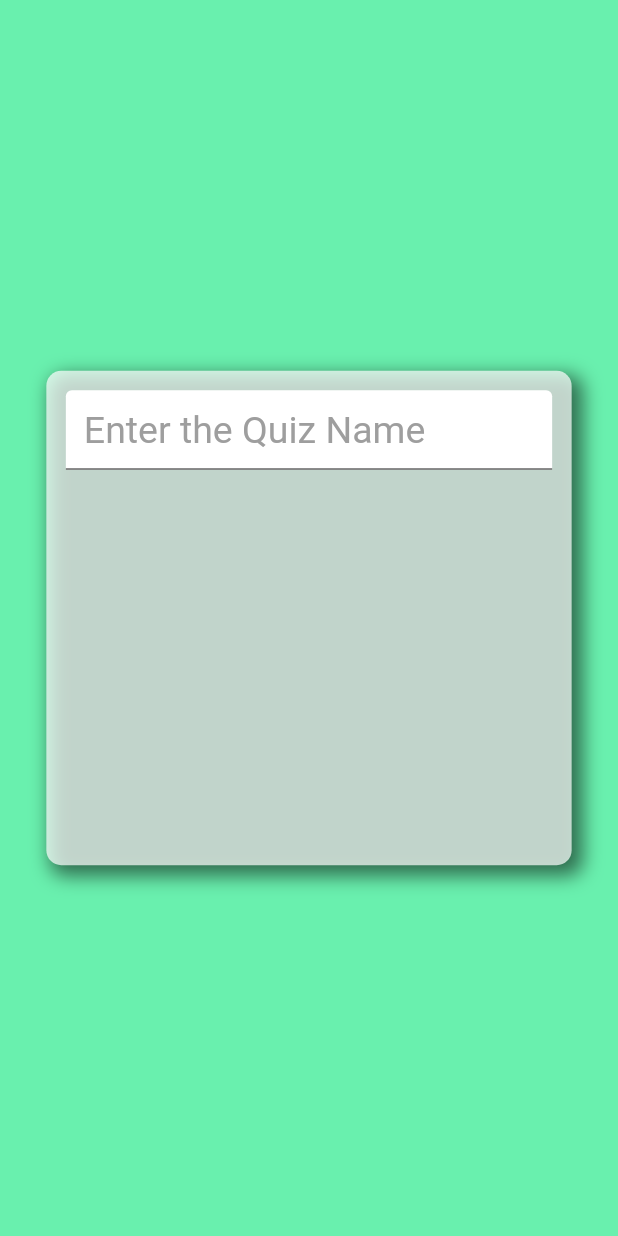
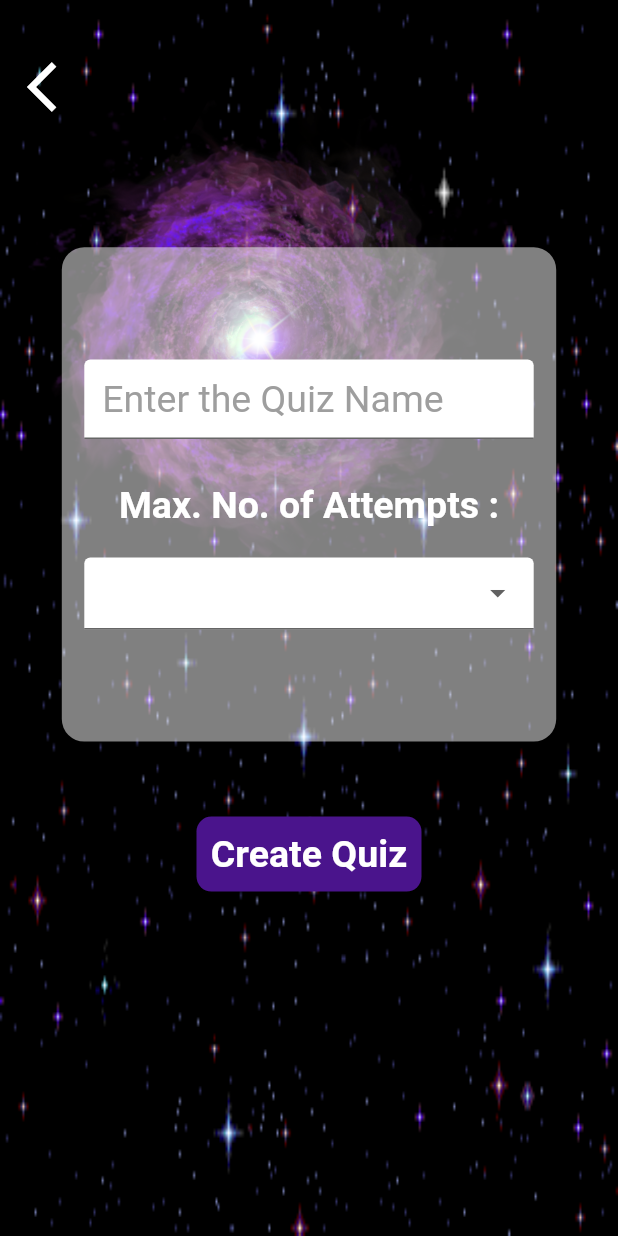
Before and after one commit to devanshkaria88/kwizzo, a Flutter app: the NewQuizName screen opened by its route, on a phone screen of 412 x 824 dp. Run offline on Flutter 3.47's test engine with Material 2 defaults, Android fonts, the phone set to English and light mode, and no system bars.

Commit message:
Added New Quiz and New Question Screen

```diff
--- a/lib/App.dart
+++ b/lib/App.dart
@@ -1,6 +1,7 @@
 import 'package:flutter/material.dart';
 import 'package:kwizzo/Screens/HomeScreen.dart';
-import 'package:kwizzo/Screens/LginScreen.dart';
+import 'package:kwizzo/Screens/LoginScreen.dart';
+import 'package:kwizzo/Screens/NewQuestion.dart';
 import 'package:kwizzo/Screens/NewQuizName.dart';
 
 class MyApp extends StatelessWidget {
--- a/lib/Screens/NewQuizName.dart
+++ b/lib/Screens/NewQuizName.dart
@@ -1,39 +1,173 @@
 import 'package:flutter/material.dart';
+import 'package:flutter/widgets.dart';
+import 'package:kwizzo/Screens/NewQuestion.dart';
 import 'package:kwizzo/constants/Constants.dart';
 
 class NewQuizName extends StatelessWidget {
+  String quizName;
+  String quizAttempts;
+
   @override
   Widget build(BuildContext context) {
     double h = MediaQuery.of(context).size.height;
     double w = MediaQuery.of(context).size.width;
     return Scaffold(
-      backgroundColor: Colors.greenAccent,
-      body: Center(
-        child: Container(
+      backgroundColor: Colors.black,
+      body: Container(
+        decoration: BoxDecoration(
+          image: DecorationImage(
+              image: AssetImage('assets/twinklingstars.gif'), fit: BoxFit.fill),
+        ),
+        child: Stack(
+          children: [
+            Positioned(
+              top: h * 0.08,
+              left: w * 0.03,
+              child: Transform.rotate(
+                angle: 30,
+                child: Image(
+                  width: h * 0.4,
                   height: h * 0.4,
-          width: w * 0.85,
-          decoration: BoxDecoration(
-            boxShadow: [knormalshadow],
-            borderRadius: BorderRadius.circular(10.0),
-            color: Colors.white70,
+                  fit: BoxFit.fill,
+                  image: AssetImage('assets/galaxy.png'),
                 ),
+              ),
+            ),
+            Positioned(
+              top: 30,
+              left: 10,
+              child: IconButton(
+                  icon: Icon(
+                    Icons.arrow_back_ios,
+                    color: Colors.white,
+                    size: 40,
+                  ),
+                  onPressed: () {
+                    Navigator.pop(context);
+                  }),
+            ),
+            Positioned(
+              top: h * 0.2,
+              left: w * 0.1,
+              child: Column(
+                crossAxisAlignment: CrossAxisAlignment.center,
+                children: <Widget>[
+                  Container(
+                    padding: EdgeInsets.all(15.0),
                     child: Center(
+                      child: SingleChildScrollView(
                         child: Column(
+                          mainAxisAlignment: MainAxisAlignment.center,
                           children: [
-                Padding(
-                  padding: const EdgeInsets.all(13.0),
-                  child: TextField(
+                            TextField(
+                              style: TextStyle(
+                                  fontSize: 25.0, color: Colors.black),
+                              decoration: InputDecoration(
+                                hintStyle: TextStyle(
+                                    fontSize: 25.0, color: Colors.grey),
+                                filled: true,
+                                fillColor: Colors.white,
+                                hintText: 'Enter the Quiz Name',
+                              ),
+                              onChanged: (value) {
+                                quizName = value.toString();
+                              },
+                            ),
+                            SizedBox(
+                              height: 30.0,
+                            ),
+                            Text(
+                              'Max. No. of Attempts :',
+                              style: TextStyle(
+                                  color: Colors.white,
+                                  fontSize: 25.0,
+                                  fontWeight: FontWeight.bold),
+                            ),
+                            SizedBox(
+                              height: 20.0,
+                            ),
+                            DropdownButtonFormField(
+                              items: [
+                                DropdownMenuItem(
+                                  child: Text(
+                                    '1',
+                                    style: TextStyle(color: Colors.black),
+                                  ),
+                                  value: '1',
+                                ),
+                                DropdownMenuItem(
+                                  child: Text(
+                                    '2',
+                                    style: TextStyle(color: Colors.black),
+                                  ),
+                                  value: '2',
+                                ),
+                                DropdownMenuItem(
+                                  child: Text(
+                                    'Infinite',
+                                    style: TextStyle(color: Colors.black),
+                                  ),
+                                  value: 'Infinite',
+                                ),
+                              ],
+                              onChanged: (value) {
+                                quizAttempts = value;
+                              },
                               decoration: InputDecoration(
                                 filled: true,
                                 fillColor: Colors.white,
-                      hintText: 'Enter the Quiz Name',
-                      hintStyle: TextStyle(color: Colors.grey, fontSize: 25.0),
+                              ),
+                            ),
+                          ],
+                        ),
+                      ),
+                    ),
+                    height: h * 0.4,
+                    width: w * 0.8,
+                    decoration: BoxDecoration(
+                      borderRadius: BorderRadius.circular(15.0),
+                      color: Colors.white.withOpacity(0.5),
+                    ),
+                  ),
+                  SizedBox(height: 50.0),
+                  GestureDetector(
+                    onTap: () {
+                      Navigator.push(
+                        context,
+                        MaterialPageRoute(
+                          builder: (context) {
+                            return NewQuestion(Quizname: quizName);
+                          },
+                        ),
+                      );
+                    },
+                    child: Container(
+                      decoration: BoxDecoration(
+                        color: Colors.purple[900],
+                        borderRadius: BorderRadius.circular(10.0),
+                      ),
+                      width: 150,
+                      height: 50,
+                      child: Center(
+                        child: Row(
+                          mainAxisAlignment: MainAxisAlignment.center,
+                          children: [
+                            Text(
+                              'Create Quiz',
+                              style: TextStyle(
+                                  color: Colors.white,
+                                  fontSize: 25.0,
+                                  fontWeight: FontWeight.bold),
+                            )
+                          ],
+                        ),
                       ),
                     ),
                   )
                 ],
               ),
             ),
+          ],
         ),
       ),
     );
```
Also changed, not shown: lib/Screens/NewQuestion.dart (added, +57 -0 lines), lib/Screens/LoginScreen.dart (renamed from lib/Screens/LginScreen.dart). Lines whose indentation alone changed are shown as unchanged.
